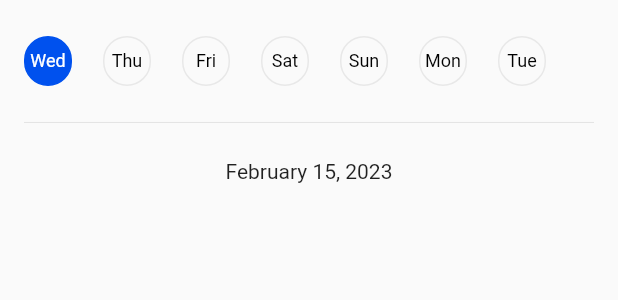
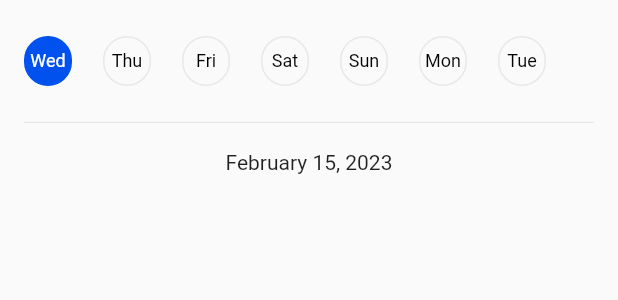
Before and after one commit to IbrohimJamoliddinov/data_parent_cantirol, a Flutter app: the TasksWidget widget shown alone on an empty page, opened directly, on a phone screen of 412 x 824 dp. Shown: the top 300 px of the screen. Run offline on Flutter 3.47's test engine with Material 2 defaults, Android fonts, the phone set to English and light mode, and no system bars; our stand-ins replace flutter_svg, image_picker, jiffy, rxdart, shared_preferences, sqflite; accounts and stored records are empty; statements that could not run were skipped.

Commit message:
task menyu

```diff
--- a/lib/src/database/database_helper.dart
+++ b/lib/src/database/database_helper.dart
@@ -117,7 +117,7 @@ class DatabaseHelper {
   ) async {
     var dbClient = await db;
     List<Map> list = await dbClient.rawQuery(
-        'SELECT * FROM tasks WHERE userId=$userId and createDay=${dateTime.day} and createYear = ${dateTime.month} and createMonth = ${dateTime.year}');
+        'SELECT * FROM tasks WHERE userId=$userId and createDay=${dateTime.day} and createYear = ${dateTime.year} and createMonth = ${dateTime.month}');
     List<AddTasksModel> data = [];
     if (list.isNotEmpty) {
       for (int i = 0; i < list.length; i++) {
--- a/lib/src/widget/tasks_widget.dart
+++ b/lib/src/widget/tasks_widget.dart
@@ -14,8 +14,17 @@ class TasksWidget extends StatefulWidget {
 }
 
 class _TasksWidgetState extends State<TasksWidget> {
-  DateTime selectedDay = DateTime.now();
+  DateTime selectedDay = dateTime;
   List<String> weekdays = ["Mon", "Tue", "Wed", "Thu", "Fri", "Sat", "Sun"];
+@override
+void initState() {
+  tasksBloc.getPerson(
+    personId!.id,
+    selectedDay,
+  );
+    // TODO: implement initState
+    super.initState();
+  }
 
   @override
   Widget build(BuildContext context) {
@@ -81,8 +90,9 @@ class _TasksWidgetState extends State<TasksWidget> {
             },
           ),
         ),
-        const SizedBox(height: 24),
+        const SizedBox(height: 18),
         Text(Jiffy(selectedDay).yMMMMd),
+        const SizedBox(height: 8),
         Expanded(
           child: StreamBuilder(
               stream: tasksBloc.getTask,
```
Also changed, not shown: lib/src/ui/parent_control/tasks_screen.dart (+10 -6 lines), lib/src/widget/add_tasks_widget.dart (+26 -26 lines).
